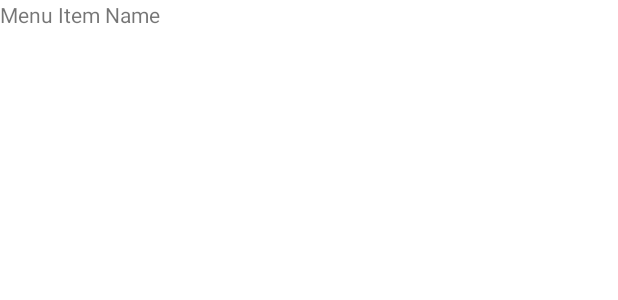
After one commit to twcn-na-homework/lone-star-cafe-android, an Android app: the layout list_item_menu.xml on its own in the app's theme, with its tools: preview values and no code run, on a phone screen of 412 x 824 dp. The commit adds this screen. Shown: the top 300 px of the screen. Run offline under Robolectric (Android 15) with nearby library versions, the phone set to English and light mode, and no system bars.

Commit message:
feat(menu list): [Siyang] inflate the menu list with data from server

```diff
--- a/app/build.gradle
+++ b/app/build.gradle
@@ -2,11 +2,16 @@ plugins {
     id 'com.android.application'
     id 'kotlin-android'
     id 'com.apollographql.apollo' version '2.5.4'
+    id 'kotlin-kapt'
 }
 
 android {
     compileSdkVersion 30
     buildToolsVersion "30.0.3"
+
+    buildFeatures {
+        dataBinding true
+    }
 
     defaultConfig {
         applicationId "com.thoughtworks.lonestarcafe"
--- /dev/null
+++ b/app/src/main/res/layout/list_item_menu.xml
@@ -0,0 +1,24 @@
+<?xml version="1.0" encoding="utf-8"?>
+<layout xmlns:android="http://schemas.android.com/apk/res/android"
+    xmlns:app="http://schemas.android.com/apk/res-auto"
+    xmlns:tools="http://schemas.android.com/tools">
+
+    <data>
+        <variable name="menuItem" type="com.thoughtworks.lonestarcafe.MenuListQuery.Menu"/>
+    </data>
+
+    <androidx.constraintlayout.widget.ConstraintLayout
+        android:layout_width="match_parent"
+        android:layout_height="wrap_content">
+
+        <TextView
+            android:layout_width="match_parent"
+            android:layout_height="wrap_content"
+            android:text='@{menuItem.description}'
+            app:layout_constraintTop_toTopOf="parent"
+            app:layout_constraintStart_toStartOf="parent"
+            app:layout_constraintEnd_toEndOf="parent"
+            tools:text="Menu Item Name"/>
+
+    </androidx.constraintlayout.widget.ConstraintLayout>
+</layout>
```
Also changed, not shown: app/src/main/java/com/thoughtworks/lonestarcafe/adapter/BindingAdapters.kt (added, +10 -0 lines), app/src/main/java/com/thoughtworks/lonestarcafe/adapter/MenuAdapter.kt (added, +52 -0 lines), app/src/main/java/com/thoughtworks/lonestarcafe/fragment/MainFragment.kt (+15 -7 lines), app/src/main/res/layout/main_fragment.xml (+30 -5 lines), app/src/main/res/values/colors.xml (+7 -0 lines).
